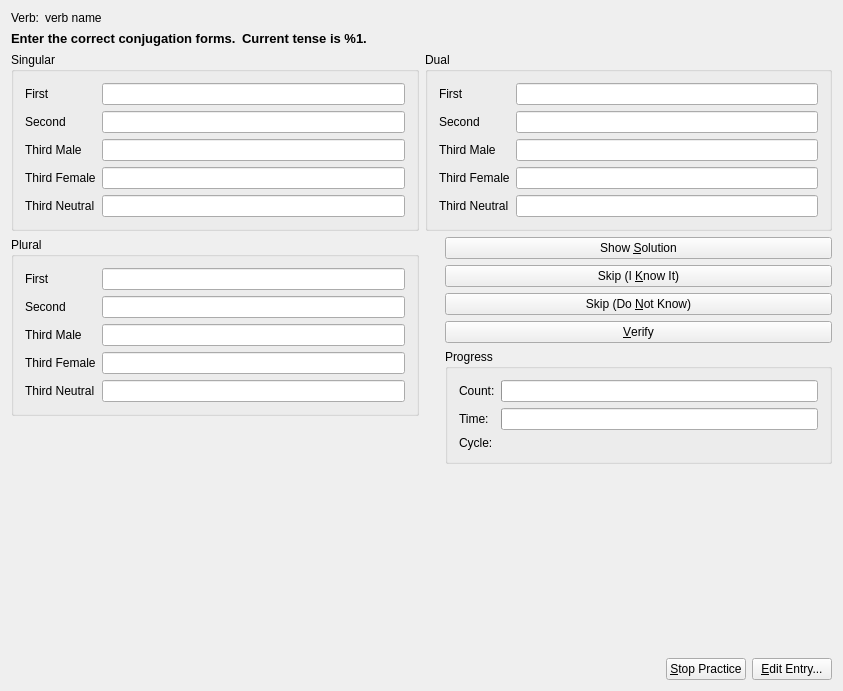
First picture: the form in src/practice/VerbQueryDlgForm.ui, repository KDE/parley, before the edit.
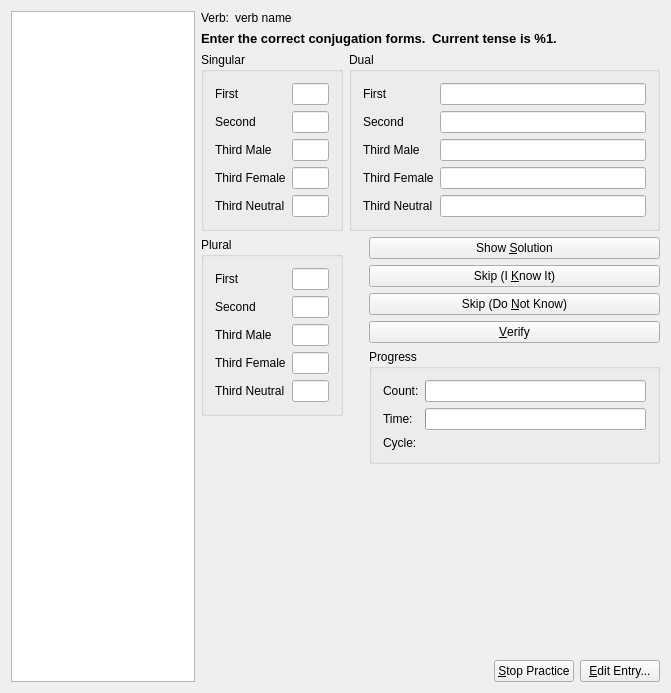
Second picture: the form after the edit.

Commit message: Add image support to all practice dialogs.

The edit to the form file:
```diff
--- a/src/practice/VerbQueryDlgForm.ui
+++ b/src/practice/VerbQueryDlgForm.ui
@@ -6,10 +6,22 @@
    <rect>
     <x>0</x>
     <y>0</y>
-    <width>843</width>
-    <height>691</height>
+    <width>671</width>
+    <height>693</height>
    </rect>
   </property>
+  <layout class="QHBoxLayout" >
+   <item>
+    <widget class="QGraphicsView" name="imageGraphicsView" >
+     <property name="minimumSize" >
+      <size>
+       <width>150</width>
+       <height>150</height>
+      </size>
+     </property>
+    </widget>
+   </item>
+   <item>
   <layout class="QVBoxLayout" >
    <item>
     <layout class="QHBoxLayout" >
@@ -567,6 +579,8 @@
         <string>&amp;Edit Entry...</string>
        </property>
       </widget>
+       </item>
+      </layout>
      </item>
     </layout>
    </item>
```
Lines whose indentation alone changed are shown as unchanged. The commit also changes 13 other files.
